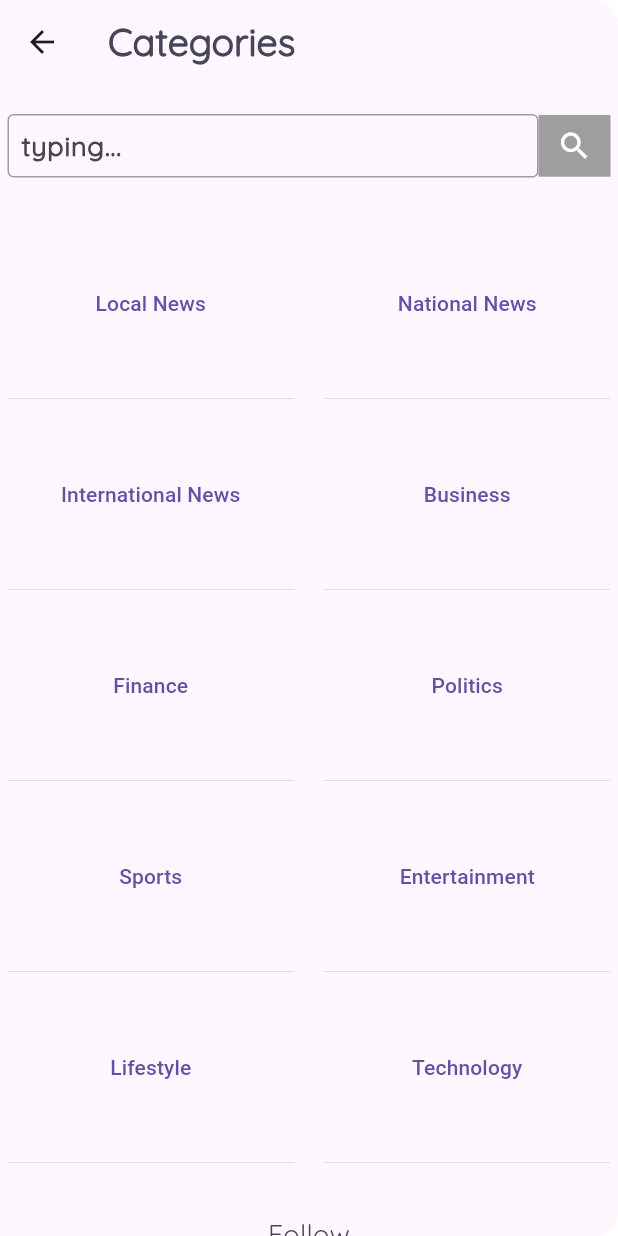
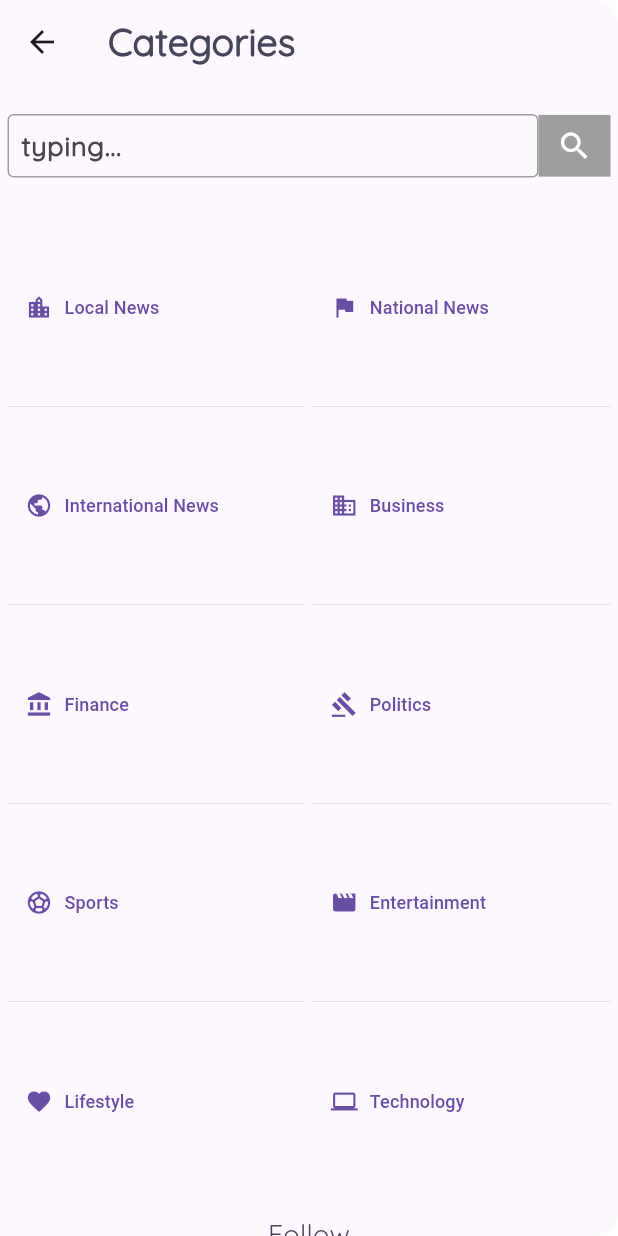
Before and after one commit to pritom1424/dhakaprokash_flutter, a Flutter app: the AppDrawer screen opened directly, on a phone screen of 412 x 824 dp. Run offline on Flutter 3.47's test engine with Material 3 defaults, Android fonts, the phone set to English and light mode, and no system bars; missing offline and left inert: dart:ffi; network calls fail.

```diff
--- a/lib/Utils/generic_vars/generic_vars.dart
+++ b/lib/Utils/generic_vars/generic_vars.dart
@@ -2,21 +2,23 @@ import 'package:flutter/material.dart';
 
 class GenericVars {
   static Size scSize = Size(600, 800);
-  static const List<String> newspaperCategories = [
-    "Local News",
-    "National News",
-    "International News",
-    "Business",
-    "Finance",
-    "Politics",
-    "Sports",
-    "Entertainment",
-    "Lifestyle",
-    "Technology",
-    "Science",
-    "Health",
-    "Opinion/Editorial",
-    "Education",
-    "Weather"
-  ];
+
+  static Map<String, IconData> newspaperCategories = {
+    "Local News": Icons.location_city,
+    "National News": Icons.flag,
+    "International News": Icons.public,
+    "Business": Icons.business,
+    "Finance": Icons.account_balance,
+    "Politics": Icons.gavel,
+    "Sports": Icons.sports_soccer,
+    "Entertainment": Icons.movie,
+    "Lifestyle": Icons.favorite,
+    "Technology": Icons.computer,
+    "Science": Icons.science,
+    "Health": Icons.health_and_safety,
+    "Opinion/Editorial": Icons.comment,
+    "Education": Icons.school,
+    "Weather": Icons.wb_sunny,
+    //"Recent News": Icons.access_time,
+  };
 }
--- a/lib/Views/pages/app_drawer.dart
+++ b/lib/Views/pages/app_drawer.dart
@@ -19,7 +19,7 @@ class _AppDrawerState extends State<AppDrawer> {
   TextEditingController textEditingController = TextEditingController();
   @override
   void initState() {
-    _foundCategories = GenericVars.newspaperCategories;
+    _foundCategories = GenericVars.newspaperCategories.keys.toList();
     // TODO: implement initState
     super.initState();
   }
@@ -35,9 +35,10 @@ class _AppDrawerState extends State<AppDrawer> {
     List<String> results = [];
     if (enteredKeyword.isEmpty) {
       // if the search field is empty or only contains white-space, we'll display all users
-      _foundCategories = GenericVars.newspaperCategories;
+      _foundCategories = GenericVars.newspaperCategories.keys.toList();
     } else {
-      _foundCategories = GenericVars.newspaperCategories
+      _foundCategories = GenericVars.newspaperCategories.keys
+          .toList()
           .where((user) =>
               user.toLowerCase().contains(enteredKeyword.toLowerCase()))
           .toList();
--- a/lib/Views/pages/favorites_view/favoritesnews_view.dart
+++ b/lib/Views/pages/favorites_view/favoritesnews_view.dart
@@ -52,7 +52,8 @@ class FavoritesNewsView extends StatelessWidget {
                 (index) => Padding(
                   padding: EdgeInsets.symmetric(vertical: 5),
                   child: CategoryWidget(
-                    categoryName: GenericVars.newspaperCategories[index],
+                    categoryName:
+                        GenericVars.newspaperCategories.keys.toList()[index],
                     photoModels: phController.Items,
                     postModels: pcontroller.Items,
                     listHeight: 0.33,
--- a/lib/Views/pages/latest_view/latestnews_view.dart
+++ b/lib/Views/pages/latest_view/latestnews_view.dart
@@ -52,7 +52,8 @@ class LatestNewsView extends StatelessWidget {
                 (index) => Padding(
                   padding: EdgeInsets.symmetric(vertical: 5),
                   child: CategoryWidget(
-                    categoryName: GenericVars.newspaperCategories[index],
+                    categoryName:
+                        GenericVars.newspaperCategories.keys.toList()[index],
                     photoModels: phController.Items,
                     postModels: pcontroller.Items,
                     listHeight: 0.33,
--- a/lib/Views/pages/popular_view/popularnews_view.dart
+++ b/lib/Views/pages/popular_view/popularnews_view.dart
@@ -52,7 +52,8 @@ class PopularNewsView extends StatelessWidget {
                 (index) => Padding(
                   padding: EdgeInsets.symmetric(vertical: 5),
                   child: CategoryWidget(
-                    categoryName: GenericVars.newspaperCategories[index],
+                    categoryName:
+                        GenericVars.newspaperCategories.keys.toList()[index],
                     photoModels: phController.Items,
                     postModels: pcontroller.Items,
                     listHeight: 0.33,
--- a/lib/Views/widgets/app_drawer/category_buttons.dart
+++ b/lib/Views/widgets/app_drawer/category_buttons.dart
@@ -12,15 +12,18 @@ class CategoryButton extends StatelessWidget {
     return GridView.count(
       physics: NeverScrollableScrollPhysics(),
       crossAxisCount: 2,
-      crossAxisSpacing: 20,
+      crossAxisSpacing: 5,
       childAspectRatio: 3 / 2,
       children: List.generate(
           foundCategories.length,
           (index) => Container(
+              alignment: Alignment.centerLeft,
               decoration: const BoxDecoration(
                   border:
                       Border(top: BorderSide(width: 0.2, color: Colors.grey))),
-              child: TextButton(
+              child: TextButton.icon(
+                  icon: Icon(
+                      GenericVars.newspaperCategories.values.toList()[index]),
                   onPressed: () {
                     Navigator.push(
                         context,
@@ -29,9 +32,10 @@ class CategoryButton extends StatelessWidget {
                                 categoryName: foundCategories[index])));
                   },
                   style: ButtonStyle(),
-                  child: Text(
+                  label: Text(
                     foundCategories[index],
-                    textAlign: TextAlign.center,
+                    textAlign: TextAlign.start,
+                    style: TextStyle(fontSize: 12),
                   )))),
     );
 
--- a/lib/Views/widgets/detaildPost_view/mainpost_tile.dart
+++ b/lib/Views/widgets/detaildPost_view/mainpost_tile.dart
@@ -1,4 +1,5 @@
 import 'package:dummy_app/Utils/generic_vars/generic_vars.dart';
+import 'package:dummy_app/Views/pages/categories_view/category_view.dart';
 import 'package:dummy_app/Views/widgets/detaildPost_view/deskview_bar.dart';
 import 'package:dummy_app/Views/widgets/detaildPost_view/followpost_bar.dart';
 import 'package:dummy_app/Views/widgets/detaildPost_view/posttag_tile.dart';
@@ -25,7 +26,10 @@ class MainPostTile extends StatelessWidget {
           padding: const EdgeInsets.symmetric(vertical: 2),
           alignment: Alignment.centerLeft,
           child: TextButton(
-            onPressed: () {},
+            onPressed: () {
+              Navigator.of(context).push(MaterialPageRoute(
+                  builder: (ctx) => CategoryView(categoryName: categoryname)));
+            },
             child: Text(
               categoryname,
               style: const TextStyle(
--- a/lib/main.dart
+++ b/lib/main.dart
@@ -31,6 +31,12 @@ class MyApp extends StatelessWidget {
       home: SplasScreen(),
       theme: ThemeData().copyWith(
           textTheme: ThemeData().textTheme.copyWith(
+              titleLarge: TextStyle(
+                fontWeight: FontWeight.bold,
+                fontFamily: "QuickSand",
+                color: kColorScheme.onSecondaryContainer,
+                fontSize: 35,
+              ),
               bodyLarge: TextStyle(
                 fontWeight: FontWeight.bold,
                 fontFamily: "QuickSand",
--- a/pubspec.yaml
+++ b/pubspec.yaml
@@ -38,6 +38,7 @@ dependencies:
   http: ^1.2.1
   provider: ^6.1.2
   intl: ^0.19.0
+  url_launcher: ^6.2.5
 
 
 dev_dependencies:
```
Also changed, not shown: lib/Views/pages/categories_view/category_view.dart (+2 -10 lines), lib/Views/pages/contact_view/contact_view.dart (added, +119 -0 lines), lib/Views/pages/home_view/home_view.dart (+15 -13 lines), lib/Views/pages/newspage_view/detailedpost_view.dart (+2 -10 lines), lib/Views/widgets/app_bar.dart (+14 -5 lines), lib/Views/widgets/detaildPost_view/deskview_bar.dart (+4 -3 lines), lib/Views/widgets/detaildPost_view/posttag_tile.dart (+7 -1 lines), lib/Views/widgets/homepage_footer.dart (+4 -4 lines), lib/Views/pages/about_view/about_view.dart (deleted), pubspec.lock.
